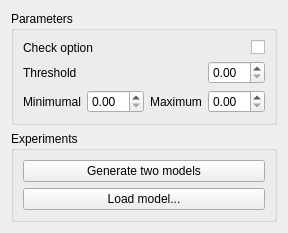
Qt form topo-blend/topo_blend_widget.ui (ialhashim/topo-blend) before a commit.
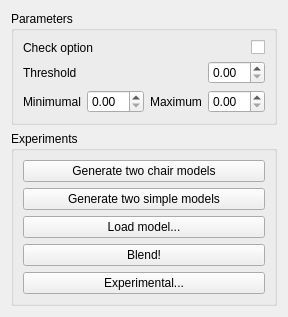
The same form after that commit.

Commit message: DynamicGraph class added. More accurate NURBS intersections.

Patch:
```diff
--- a/topo-blend/topo_blend_widget.ui
+++ b/topo-blend/topo_blend_widget.ui
@@ -7,7 +7,7 @@
     <x>0</x>
     <y>0</y>
     <width>246</width>
-    <height>227</height>
+    <height>300</height>
    </rect>
   </property>
   <property name="windowTitle">
@@ -82,17 +82,38 @@
       <item row="0" column="0">
        <widget class="QPushButton" name="button1">
         <property name="text">
-         <string>Generate two models</string>
+         <string>Generate two chair models</string>
         </property>
        </widget>
       </item>
-      <item row="1" column="0">
+      <item row="4" column="0">
+       <widget class="QPushButton" name="button4">
+        <property name="text">
+         <string>Experimental...</string>
+        </property>
+       </widget>
+      </item>
+      <item row="3" column="0">
+       <widget class="QPushButton" name="button3">
+        <property name="text">
+         <string>Blend!</string>
+        </property>
+       </widget>
+      </item>
+      <item row="2" column="0">
        <widget class="QPushButton" name="button2">
         <property name="text">
          <string>Load model...</string>
         </property>
        </widget>
       </item>
+      <item row="1" column="0">
+       <widget class="QPushButton" name="button5">
+        <property name="text">
+         <string>Generate two simple models</string>
+        </property>
+       </widget>
+      </item>
      </layout>
     </widget>
    </item>
```
The commit also changes 13 other files.
